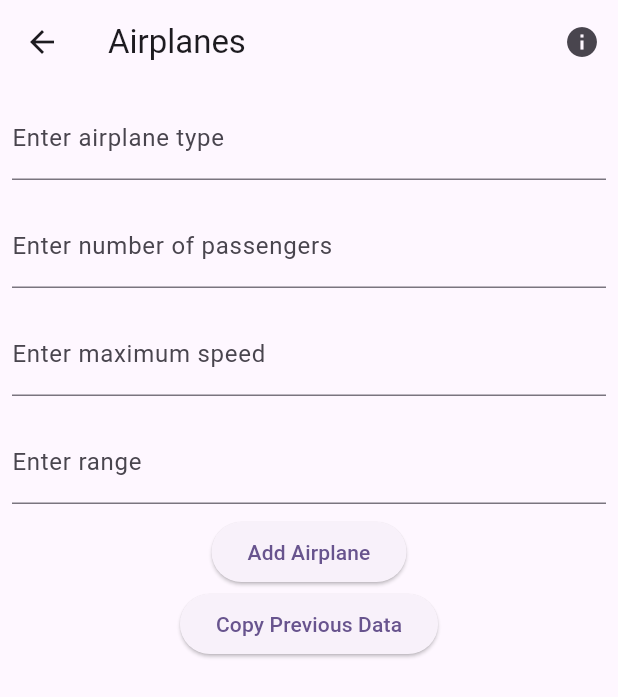
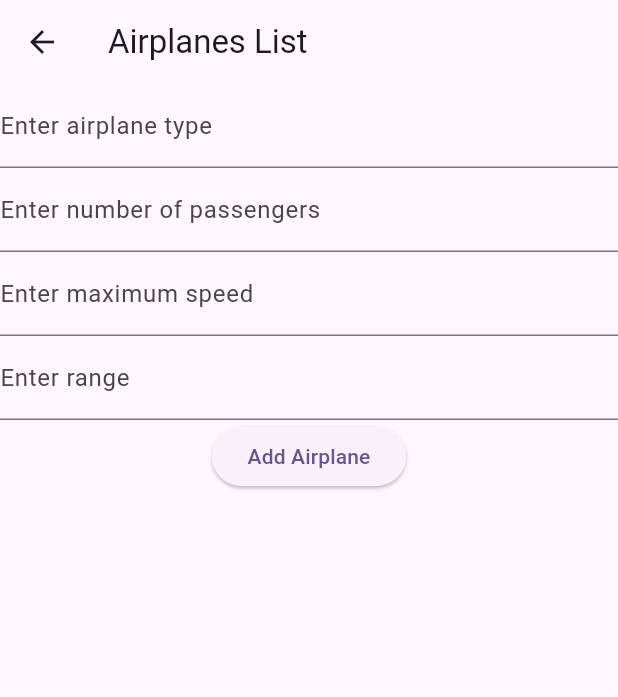
Before and after one commit to QirongChen0910/mobile_final, a Flutter app: the screen it shows after launch, after a tap on "Airplane List Page", on a phone screen of 412 x 824 dp. Shown: the top 697 px of the screen. Run offline on Flutter 3.47's test engine with Material 3 defaults, Android fonts, the phone set to English and light mode, and no system bars; our stand-ins replace floor, sqflite; missing offline and left inert: encrypted_shared_preferences; accounts and stored records are empty; generated files the repository leaves out were written again.

Commit message:
Page & db updated

```diff
--- a/lib/main.dart
+++ b/lib/main.dart
@@ -1,59 +1,86 @@
 import 'package:flutter/material.dart';
-import 'pages/AirplaneListPage.dart';
-import 'pages/CustomerListPage.dart';
-import 'pages/FlightsListPage.dart';
-import 'pages/ReservationPage.dart';
-import 'utilities/AppDatabase.dart';
+import 'package:flutter_localizations/flutter_localizations.dart';
 
-void main() async {
-  // Ensure the Flutter bindings are initialized before running the app
-  WidgetsFlutterBinding.ensureInitialized();
 
-  // Initialize the database
-  final database = await $FloorAppDatabase.databaseBuilder('app_database.db').build();
+import 'package:mobile_final/pages/AddReservationPage.dart';
+import 'package:mobile_final/pages/AirplaneListPage.dart';
+import 'package:mobile_final/pages/CustomerListPage.dart';
+import 'package:mobile_final/pages/FlightsListPage.dart';
+import 'package:mobile_final/utilities/AppLocalizations.dart';
 
-  runApp(MyApp(database: database));
+void main() {
+  runApp(const MyApp());
 }
 
-class MyApp extends StatelessWidget {
-  final AppDatabase database;
+class MyApp extends StatefulWidget {
+  const MyApp({super.key});
 
-  const MyApp({Key? key, required this.database}) : super(key: key);
+  @override
+  State<MyApp> createState() => _MyAppState();
+}
+
+class _MyAppState extends State<MyApp> {
+  Locale _locale = const Locale('en', 'US'); // Default locale
+
+  void _setLocale(Locale locale) {
+    setState(() {
+      _locale = locale;
+    });
+  }
 
   @override
   Widget build(BuildContext context) {
     return MaterialApp(
+      supportedLocales: const [
+        Locale('en', 'US'),
+        Locale('zh', 'CN'),
+      ],
+      locale: _locale,
+      localizationsDelegates: const [
+        AppLocalizations.delegate,
+        GlobalMaterialLocalizations.delegate,
+        GlobalWidgetsLocalizations.delegate,
+      ],
       title: 'Flutter Demo',
       theme: ThemeData(
         colorScheme: ColorScheme.fromSeed(seedColor: Colors.deepPurple),
         useMaterial3: true,
       ),
-      home: MyHomePage(title: 'Flutter Demo Home Page', database: database),
+      home: MyHomePage(
+        title: 'Application Home Page',
+        onLocaleChanged: _setLocale,
+      ),
     );
   }
 }
 
 class MyHomePage extends StatefulWidget {
+  const MyHomePage({super.key, required this.title, required this.onLocaleChanged});
+
   final String title;
-  final AppDatabase database;
-
-  const MyHomePage({Key? key, required this.title, required this.database}) : super(key: key);
+  final void Function(Locale) onLocaleChanged;
 
   @override
   State<MyHomePage> createState() => _MyHomePageState();
 }
 
 class _MyHomePageState extends State<MyHomePage> {
-  int _counter = 0;
-
-  void _incrementCounter() {
-    setState(() {
-      _counter++;
-    });
+  void _changeLanguage(String languageCode) {
+    Locale newLocale;
+    if (languageCode == 'en') {
+      newLocale = const Locale('en', 'US');
+    } else if (languageCode == 'zh') {
+      newLocale = const Locale('zh', 'CN');
+    } else {
+      newLocale = const Locale('en', 'US'); // Default to English
+    }
+    widget.onLocaleChanged(newLocale);
   }
 
   @override
   Widget build(BuildContext context) {
+    final localizations = AppLocalizations.of(context);
+
     return Scaffold(
       appBar: AppBar(
         backgroundColor: Theme.of(context).colorScheme.inversePrimary,
@@ -70,7 +97,7 @@ class _MyHomePageState extends State<MyHomePage> {
                   MaterialPageRoute(builder: (context) => CustomerListPage()),
                 );
               },
-              child: const Text("Customer List Page"),
+              child: Text(localizations?.translate('customerListPage') ?? 'Customer List Page'),
             ),
             ElevatedButton(
               onPressed: () {
@@ -79,7 +106,7 @@ class _MyHomePageState extends State<MyHomePage> {
                   MaterialPageRoute(builder: (context) => AirplaneListPage()),
                 );
               },
-              child: const Text("Airplane List Page"),
+              child: Text(localizations?.translate('airplaneListPage') ?? 'Airplane List Page'),
             ),
             ElevatedButton(
               onPressed: () {
@@ -88,32 +115,37 @@ class _MyHomePageState extends State<MyHomePage> {
                   MaterialPageRoute(builder: (context) => FlightsListPage()),
                 );
               },
-              child: const Text("Flights List Page"),
+              child: Text(localizations?.translate('flightsListPage') ?? 'Flights List Page'),
             ),
             ElevatedButton(
               onPressed: () {
                 Navigator.push(
                   context,
-                  MaterialPageRoute(builder: (context) => ReservationPage()),
+                  MaterialPageRoute(builder: (context) => AddReservationPage()),
                 );
               },
-              child: const Text("Reservation Page"),
-            ),
-            const Text(
-              'You have pushed the button this many times:',
+              child: Text(localizations?.translate('reservationPage') ?? 'Reservation Page'),
             ),
             Text(
-              '$_counter',
-              style: Theme.of(context).textTheme.headlineMedium,
+              localizations?.translate('welcomeMessage') ?? 'Welcome to our app!',
+            ),
+            Row(
+              mainAxisAlignment: MainAxisAlignment.center,
+              children: [
+                ElevatedButton(
+                  onPressed: () => _changeLanguage('en'),
+                  child: const Text('English'),
+                ),
+                const SizedBox(width: 10),
+                ElevatedButton(
+                  onPressed: () => _changeLanguage('zh'),
+                  child: const Text('中文'),
+                ),
+              ],
             ),
           ],
         ),
       ),
-      floatingActionButton: FloatingActionButton(
-        onPressed: _incrementCounter,
-        tooltip: 'Increment',
-        child: const Icon(Icons.add),
-      ),
     );
   }
 }
--- a/lib/modules/Airplane.dart
+++ b/lib/modules/Airplane.dart
@@ -1,6 +1,6 @@
 import 'package:floor/floor.dart';
 
-@entity
+@Entity(tableName: 'Airplane')
 class Airplane {
   @PrimaryKey(autoGenerate: true)
   final int? id;
--- a/lib/pages/AddReservationPage.dart
+++ b/lib/pages/AddReservationPage.dart
@@ -49,9 +49,9 @@ class _AddReservationPageState extends State<AddReservationPage> {
   // Initialize database and fetch data
   Future<void> _initDatabase() async {
     final database = await $FloorAppDatabase.databaseBuilder('app_database.db').build();
-    reservationDAO = database.reservationDao;
-    customerDAO = database.customerDao;
-    flightDAO = database.flightDao;
+    reservationDAO = database.reservationDAO;
+    customerDAO = database.customerDAO;
+    flightDAO = database.flightDAO;
 
     final listOfReservations = await reservationDAO.getAllItems();
     final listOfCustomers = await customerDAO.getAllCustomers();
--- a/lib/pages/AirplaneListPage.dart
+++ b/lib/pages/AirplaneListPage.dart
@@ -1,8 +1,5 @@
 import 'package:flutter/material.dart';
-import 'package:shared_preferences/shared_preferences.dart';
-import 'package:encrypt/encrypt.dart' as encrypt;
 import '../modules/Airplane.dart';
-import '../DAO/AirplaneDAO.dart';
 import '../utilities/AppDatabase.dart';
 
 class AirplaneListPage extends StatefulWidget {
@@ -11,234 +8,204 @@ class AirplaneListPage extends StatefulWidget {
 }
 
 class _AirplaneListPageState extends State<AirplaneListPage> {
+  final List<Airplane> _airplanes = [];
   final TextEditingController _typeController = TextEditingController();
   final TextEditingController _passengersController = TextEditingController();
   final TextEditingController _speedController = TextEditingController();
   final TextEditingController _rangeController = TextEditingController();
-  List<Airplane> _airplanes = [];
-  Airplane? _selectedAirplane;
-  final String _key = 'YOUR_ENCRYPTION_KEY'; // Make sure to use a 32-byte key
-  late AppDatabase _database;
+  late AppDatabase _db;
 
   @override
   void initState() {
     super.initState();
-    _initDatabase();
-    _loadTextField();
+    _initDb();
   }
 
-  Future<void> _initDatabase() async {
-    final database = await $FloorAppDatabase.databaseBuilder('app_database.db').build();
-    _database = database;
-    _loadAirplanes();
+  Future<void> _initDb() async {
+    final database = await $FloorAppDatabase.databaseBuilder('app_database2.db').build();
+    _db = database;
+    await _loadAirplanes();  // Load airplanes after database initialization
   }
 
   Future<void> _loadAirplanes() async {
-    final airplanes = await _database.airplaneDAO.getAllAirplanes();
+    final data = await _db.airplaneDAO.getAllAirplanes();
     setState(() {
-      _airplanes = airplanes;
+      _airplanes.clear();
+      _airplanes.addAll(data);
     });
   }
 
-  Future<void> _addAirplane(String type, int passengers, int speed, int range) async {
-    final airplane = Airplane(type, passengers, speed, range);
-    await _database.airplaneDAO.insertAirplane(airplane);
-    _loadAirplanes();
-  }
+  Future<void> _addAirplane() async {
+    final type = _typeController.text;
+    final passengers = int.tryParse(_passengersController.text);
+    final speed = int.tryParse(_speedController.text);
+    final range = int.tryParse(_rangeController.text);
 
-  Future<void> _updateAirplane(Airplane airplane) async {
-    await _database.airplaneDAO.updateAirplane(airplane);
-    _loadAirplanes();
+    if (type.isNotEmpty && passengers != null && speed != null && range != null) {
+      final airplane = Airplane(type, passengers, speed, range);
+      await _db.airplaneDAO.insertAirplane(airplane);
+      await _loadAirplanes();
+
+      _typeController.clear();
+      _passengersController.clear();
+      _speedController.clear();
+      _rangeController.clear();
+
+      ScaffoldMessenger.of(context).showSnackBar(
+        SnackBar(content: Text('Airplane added')),
+      );
+    } else {
+      showDialog(
+        context: context,
+        builder: (context) => AlertDialog(
+          title: Text('Error'),
+          content: Text('All fields are required and must have valid values.'),
+          actions: [
+            TextButton(
+              onPressed: () => Navigator.pop(context),
+              child: Text('OK'),
+            ),
+          ],
+        ),
+      );
+    }
   }
 
   Future<void> _deleteAirplane(Airplane airplane) async {
-    await _database.airplaneDAO.deleteAirplane(airplane);
-    _loadAirplanes();
+    await _db.airplaneDAO.deleteAirplane(airplane);
+    await _loadAirplanes();
   }
 
-  Future<void> _saveTextField(String text) async {
-    final prefs = await SharedPreferences.getInstance();
-    final encryptedText = encrypt.Encrypter(encrypt.AES(encrypt.Key.fromUtf8(_key)))
-        .encrypt(text, iv: encrypt.IV.fromLength(16));
-    prefs.setString('airplane_text', encryptedText.base64);
-  }
+  void _showAirplaneDetails(Airplane airplane) {
+    _typeController.text = airplane.type;
+    _passengersController.text = airplane.passengers.toString();
+    _speedController.text = airplane.speed.toString();
+    _rangeController.text = airplane.range.toString();
 
-  Future<void> _loadTextField() async {
-    final prefs = await SharedPreferences.getInstance();
-    final encryptedText = prefs.getString('airplane_text') ?? '';
-    if (encryptedText.isNotEmpty) {
-      final decryptedText = encrypt.Encrypter(encrypt.AES(encrypt.Key.fromUtf8(_key)))
-          .decrypt64(encryptedText, iv: encrypt.IV.fromLength(16));
-      _typeController.text = decryptedText;
-    }
-  }
-
-  void _showSnackbar(BuildContext buildContext, String message) {
-    ScaffoldMessenger.of(buildContext).showSnackBar(SnackBar(content: Text(message)));
-  }
-
-  void _showAlertDialog(BuildContext buildContext, String title, String message) {
     showDialog(
-      context: buildContext,
-      builder: (BuildContext context) {
-        return AlertDialog(
-          title: Text(title),
-          content: Text(message),
-          actions: [
-            TextButton(
-              child: Text('OK'),
-              onPressed: () {
-                Navigator.of(buildContext).pop();
-              },
+      context: context,
+      builder: (context) => AlertDialog(
+        title: Text('Airplane Details'),
+        content: Column(
+          mainAxisSize: MainAxisSize.min,
+          children: [
+            TextField(
+              controller: _typeController,
+              decoration: InputDecoration(labelText: 'Type'),
+            ),
+            TextField(
+              controller: _passengersController,
+              decoration: InputDecoration(labelText: 'Passengers'),
+              keyboardType: TextInputType.number,
+            ),
+            TextField(
+              controller: _speedController,
+              decoration: InputDecoration(labelText: 'Speed'),
+              keyboardType: TextInputType.number,
+            ),
+            TextField(
+              controller: _rangeController,
+              decoration: InputDecoration(labelText: 'Range'),
+              keyboardType: TextInputType.number,
             ),
           ],
-        );
-      },
+        ),
+        actions: [
+          TextButton(
+            onPressed: () {
+              Navigator.pop(context);
+              _updateAirplane(airplane.id!);
+            },
+            child: Text('Update'),
+          ),
+          TextButton(
+            onPressed: () {
+              Navigator.pop(context);
+              _deleteAirplane(airplane);
+            },
+            child: Text('Delete'),
+          ),
+        ],
+      ),
     );
   }
 
-  void _clearForm() {
-    _typeController.clear();
-    _passengersController.clear();
-    _speedController.clear();
-    _rangeController.clear();
-    setState(() {
-      _selectedAirplane = null;
-    });
-  }
+  Future<void> _updateAirplane(int id) async {
+    final type = _typeController.text;
+    final passengers = int.tryParse(_passengersController.text);
+    final speed = int.tryParse(_speedController.text);
+    final range = int.tryParse(_rangeController.text);
 
-  void _copyPreviousData() async {
-    final prefs = await SharedPreferences.getInstance();
-    final encryptedText = prefs.getString('airplane_text') ?? '';
-    if (encryptedText.isNotEmpty) {
-      final decryptedText = encrypt.Encrypter(encrypt.AES(encrypt.Key.fromUtf8(_key)))
-          .decrypt64(encryptedText, iv: encrypt.IV.fromLength(16));
-      _typeController.text = decryptedText;
+    if (type.isNotEmpty && passengers != null && speed != null && range != null) {
+      final airplane = Airplane(type, passengers, speed, range, id: id);
+      await _db.airplaneDAO.updateAirplane(airplane);
+      await _loadAirplanes();
+
+      _typeController.clear();
+      _passengersController.clear();
+      _speedController.clear();
+      _rangeController.clear();
+
+      ScaffoldMessenger.of(context).showSnackBar(
+        SnackBar(content: Text('Airplane updated')),
+      );
+    } else {
+      showDialog(
+        context: context,
+        builder: (context) => AlertDialog(
+          title: Text('Error'),
+          content: Text('All fields are required and must have valid values.'),
+          actions: [
+            TextButton(
+              onPressed: () => Navigator.pop(context),
+              child: Text('OK'),
+            ),
+          ],
+        ),
+      );
     }
   }
 
   @override
-  Widget build(BuildContext buildContext) {
+  Widget build(BuildContext context) {
     return Scaffold(
       appBar: AppBar(
-        title: Text('Airplanes'),
-        actions: [
-          IconButton(
-            icon: Icon(Icons.info),
-            onPressed: () {
-              _showAlertDialog(buildContext, 'Instructions', 'Instructions on how to use the interface.');
-            },
-          ),
-        ],
+        title: Text('Airplanes List'),
       ),
       body: Column(
-        children: [
-          Padding(
-            padding: const EdgeInsets.all(8.0),
-            child: TextField(
-              controller: _typeController,
-              decoration: InputDecoration(
-                labelText: 'Enter airplane type',
-              ),
-            ),
+        children: <Widget>[
+          TextField(
+            controller: _typeController,
+            decoration: InputDecoration(labelText: 'Enter airplane type'),
           ),
-          Padding(
-            padding: const EdgeInsets.all(8.0),
-            child: TextField(
-              controller: _passengersController,
-              decoration: InputDecoration(
-                labelText: 'Enter number of passengers',
-              ),
-              keyboardType: TextInputType.number,
-            ),
+          TextField(
+            controller: _passengersController,
+            decoration: InputDecoration(labelText: 'Enter number of passengers'),
+            keyboardType: TextInputType.number,
           ),
-          Padding(
-            padding: const EdgeInsets.all(8.0),
-            child: TextField(
-              controller: _speedController,
-              decoration: InputDecoration(
-                labelText: 'Enter maximum speed',
-              ),
-              keyboardType: TextInputType.number,
-            ),
+          TextField(
+            controller: _speedController,
+            decoration: InputDecoration(labelText: 'Enter maximum speed'),
+            keyboardType: TextInputType.number,
           ),
-          Padding(
-            padding: const EdgeInsets.all(8.0),
-            child: TextField(
-              controller: _rangeController,
-              decoration: InputDecoration(
-                labelText: 'Enter range',
-              ),
-              keyboardType: TextInputType.number,
-            ),
+          TextField(
+            controller: _rangeController,
+            decoration: InputDecoration(labelText: 'Enter range'),
+            keyboardType: TextInputType.number,
           ),
-          if (_selectedAirplane == null) ...[
-            ElevatedButton(
-              onPressed: () {
-                final type = _typeController.text;
-                final passengers = int.tryParse(_passengersController.text);
-                final speed = int.tryParse(_speedController.text);
-                final range = int.tryParse(_rangeController.text);
-
-                if (type.isNotEmpty && passengers != null && speed != null && range != null) {
-                  _addAirplane(type, passengers, speed, range);
-                  _saveTextField(type);
-                  _showSnackbar(buildContext, 'Airplane added!');
-                  _clearForm();
-                } else {
-                  _showSnackbar(buildContext, 'Please fill all fields with valid values.');
-                }
-              },
-              child: Text('Add Airplane'),
-            ),
-            ElevatedButton(
-              onPressed: _copyPreviousData,
-              child: Text('Copy Previous Data'),
-            ),
-          ] else ...[
-            ElevatedButton(
-              onPressed: () {
-                final type = _typeController.text;
-                final passengers = int.tryParse(_passengersController.text);
-                final speed = int.tryParse(_speedController.text);
-                final range = int.tryParse(_rangeController.text);
-
-                if (type.isNotEmpty && passengers != null && speed != null && range != null) {
-                  final airplane = Airplane(type, passengers, speed, range, id: _selectedAirplane!.id);
-                  _updateAirplane(airplane);
-                  _showSnackbar(buildContext, 'Airplane updated!');
-                  _clearForm();
-                } else {
-                  _showSnackbar(buildContext, 'Please fill all fields with valid values.');
-                }
-              },
-              child: Text('Update Airplane'),
-            ),
-            ElevatedButton(
-              onPressed: () {
-                _deleteAirplane(_selectedAirplane!);
-                _showSnackbar(buildContext, 'Airplane deleted!');
-                _clearForm();
-              },
-              child: Text('Delete Airplane'),
-            ),
-          ],
+          ElevatedButton(
+            onPressed: _addAirplane,
+            child: Text('Add Airplane'),
+          ),
           Expanded(
             child: ListView.builder(
               itemCount: _airplanes.length,
               itemBuilder: (context, index) {
+                final airplane = _airplanes[index];
                 return ListTile(
-                  title: Text(_airplanes[index].type),
-                  subtitle: Text('Passengers: ${_airplanes[index].passengers}, Speed: ${_airplanes[index].speed} km/h, Range: ${_airplanes[index].range} km'),
-                  onTap: () {
-                    setState(() {
-                      _selectedAirplane = _airplanes[index];
-                      _typeController.text = _selectedAirplane!.type;
-                      _passengersController.text = _selectedAirplane!.passengers.toString();
-                      _speedController.text = _selectedAirplane!.speed.toString();
-                      _rangeController.text = _selectedAirplane!.range.toString();
-                    });
-                  },
+                  title: Text(airplane.type),
+                  subtitle: Text('Passengers: ${airplane.passengers}, Speed: ${airplane.speed}, Range: ${airplane.range}'),
+                  onTap: () => _showAirplaneDetails(airplane),
                 );
               },
             ),
--- a/lib/pages/CustomerListPage.dart
+++ b/lib/pages/CustomerListPage.dart
@@ -27,7 +27,7 @@ class _CustomerListPageState extends State<CustomerListPage> {
 
   Future<void> _initDb() async {
     final database = await $FloorAppDatabase.databaseBuilder('app_database1.db').build();
-    _customerDAO = database.customerDao;
+    _customerDAO = database.customerDAO;
     _loadCustomers();
     _loadPreviousData();
   }
```
Also changed, not shown: lib/utilities/AppDatabase.dart (+7 -7 lines), pubspec.yaml (+9 -8 lines), lib/utilities/AppDatabase.g.dart, pubspec.lock.
